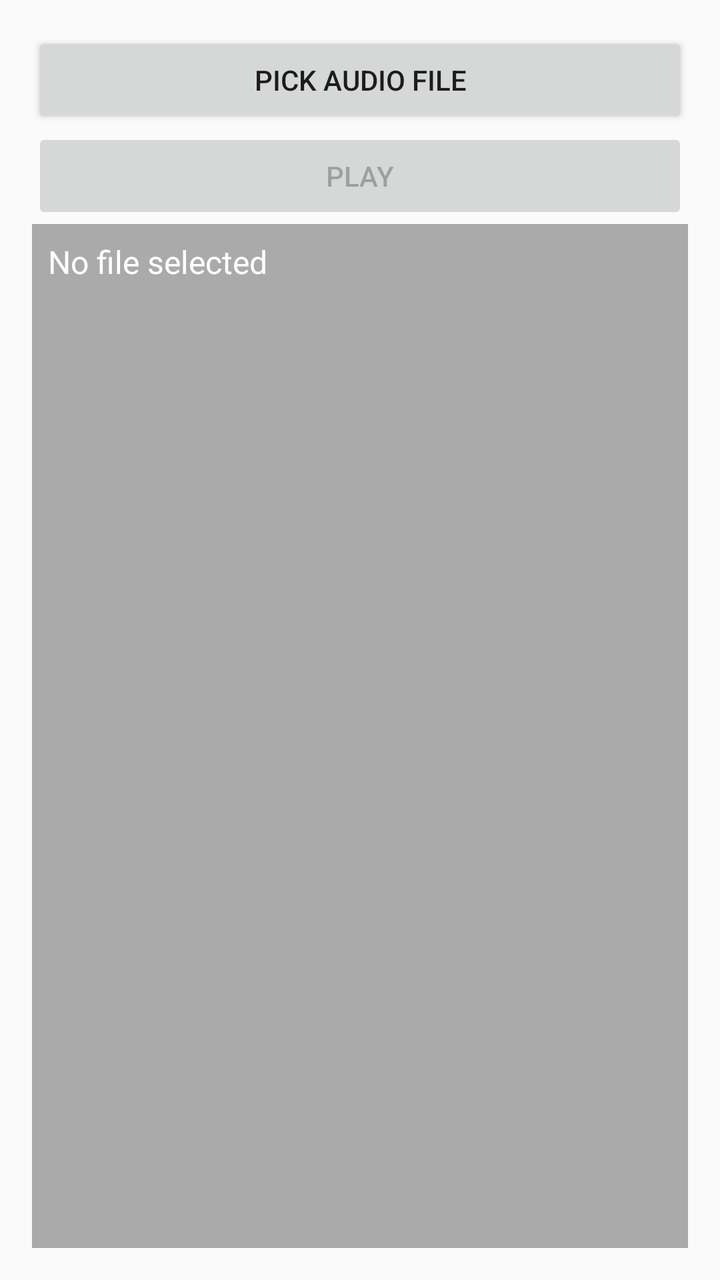
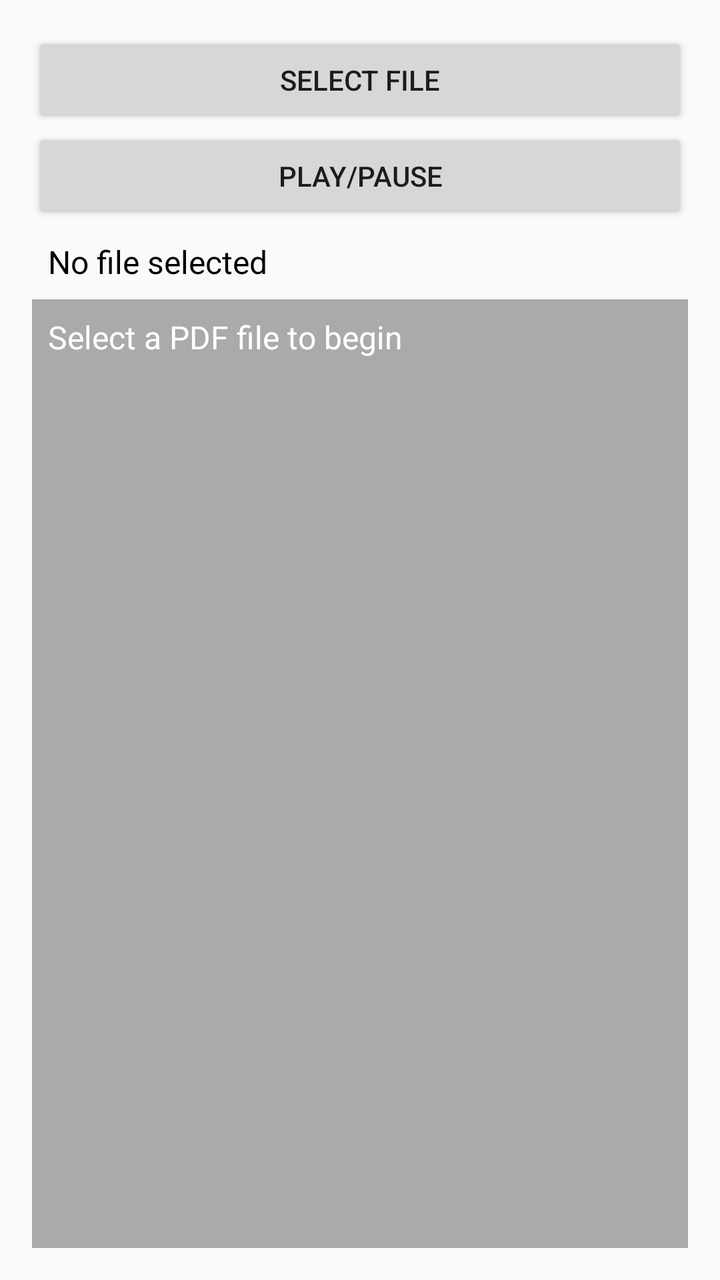

Screens rendered from an Android XML layout before and after an edit, with the pre-edit source and the edit as a unified diff.
<!-- AndroidManifest.xml: application theme Theme.AppCompat.Light.NoActionBar -->
<!-- res/layout/activity_main.xml -->
<?xml version="1.0" encoding="utf-8"?>
<LinearLayout xmlns:android="http://schemas.android.com/apk/res/android"
    xmlns:tools="http://schemas.android.com/tools"
    android:id="@+id/rootLayout"
    android:layout_width="match_parent"
    android:layout_height="match_parent"
    android:orientation="vertical"
    android:padding="16dp"
    tools:context=".MainActivity">

    <Button
        android:id="@+id/buttonPickAudio"
        android:layout_width="match_parent"
        android:layout_height="wrap_content"
        android:text="Pick Audio File" />

    <Button
        android:id="@+id/buttonPlay"
        android:layout_width="match_parent"
        android:layout_height="wrap_content"
        android:text="Play"
        android:enabled="false" />

    <TextView
        android:id="@+id/textViewStatus"
        android:layout_width="match_parent"
        android:layout_height="0dp"
        android:layout_weight="1"
        android:background="@android:color/darker_gray"
        android:padding="8dp"
        android:textColor="@android:color/white"
        android:textSize="16sp"
        android:text="No file selected" />

</LinearLayout>
<!-- resources referenced by this layout -->
<resources>

</resources>

<!-- the commit's change to res/layout/activity_main.xml (unified diff, before → after) -->
@@ -9,20 +9,28 @@
     tools:context=".MainActivity">
 
     <Button
-        android:id="@+id/buttonPickAudio"
+        android:id="@+id/btnPickFile"
         android:layout_width="match_parent"
         android:layout_height="wrap_content"
-        android:text="Pick Audio File" />
+        android:text="Select File" />
 
     <Button
-        android:id="@+id/buttonPlay"
+        android:id="@+id/btnPlayPause"
         android:layout_width="match_parent"
         android:layout_height="wrap_content"
-        android:text="Play"
-        android:enabled="false" />
+        android:text="Play/Pause" />
 
     <TextView
-        android:id="@+id/textViewStatus"
+        android:id="@+id/tvFileName"
+        android:layout_width="match_parent"
+        android:layout_height="wrap_content"
+        android:text="No file selected"
+        android:padding="8dp"
+        android:textColor="@android:color/black"
+        android:textSize="16sp" />
+
+    <TextView
+        android:id="@+id/tvStatus"
         android:layout_width="match_parent"
         android:layout_height="0dp"
         android:layout_weight="1"
@@ -30,6 +38,6 @@
         android:padding="8dp"
         android:textColor="@android:color/white"
         android:textSize="16sp"
-        android:text="No file selected" />
+        android:text="Select a PDF file to begin" />
 
 </LinearLayout>
